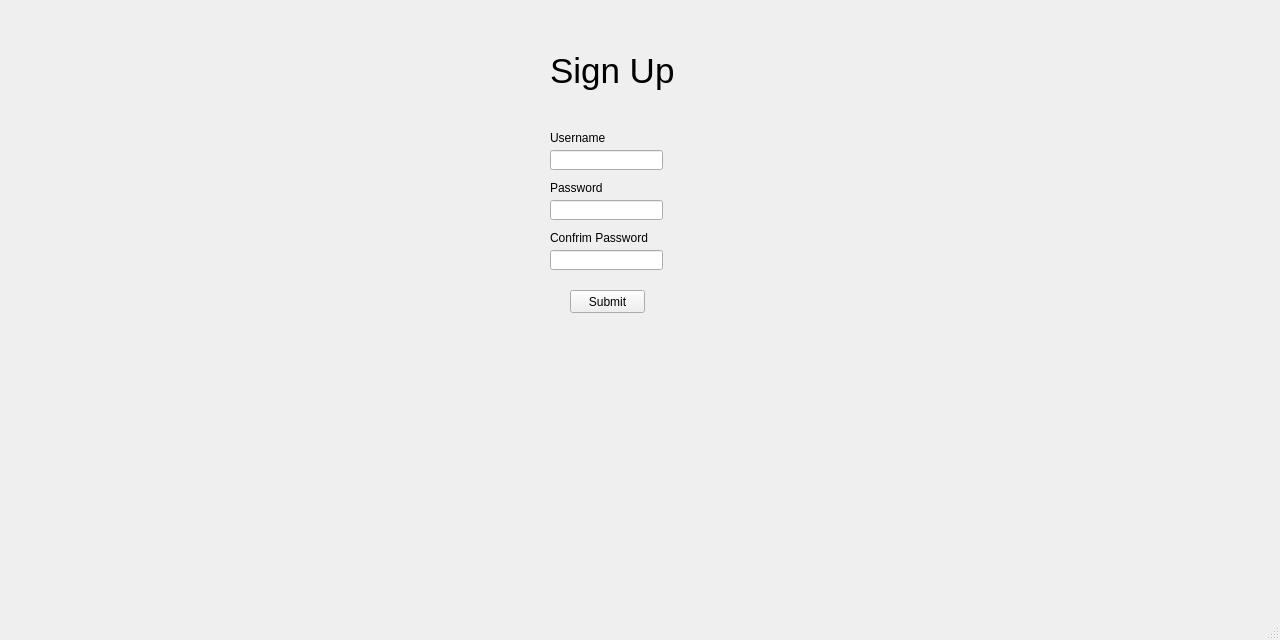
This is bin/signup.ui in HKavalos/ToGather as Qt 5 draws it before an edit. The edited form follows.
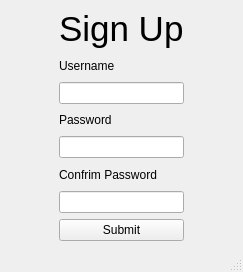
This is the edited form.

Patch:
```diff
--- a/bin/signup.ui
+++ b/bin/signup.ui
@@ -6,126 +6,93 @@
    <rect>
     <x>0</x>
     <y>0</y>
-    <width>1280</width>
-    <height>640</height>
+    <width>243</width>
+    <height>272</height>
    </rect>
   </property>
   <property name="windowTitle">
    <string>MainWindow</string>
   </property>
   <widget class="QWidget" name="centralwidget">
-   <widget class="QLineEdit" name="signup_username_entry">
-    <property name="geometry">
-     <rect>
-      <x>550</x>
-      <y>150</y>
-      <width>113</width>
-      <height>20</height>
-     </rect>
-    </property>
-   </widget>
-   <widget class="QPushButton" name="signup_submit_button">
-    <property name="geometry">
-     <rect>
-      <x>570</x>
-      <y>290</y>
-      <width>75</width>
-      <height>23</height>
-     </rect>
-    </property>
-    <property name="text">
-     <string>Submit</string>
-    </property>
-   </widget>
-   <widget class="QLabel" name="signup_title">
-    <property name="geometry">
-     <rect>
-      <x>550</x>
-      <y>40</y>
-      <width>181</width>
-      <height>61</height>
-     </rect>
-    </property>
-    <property name="font">
-     <font>
-      <pointsize>26</pointsize>
-     </font>
-    </property>
-    <property name="text">
-     <string>Sign Up</string>
-    </property>
-   </widget>
-   <widget class="QLineEdit" name="signup_password_entry">
-    <property name="geometry">
-     <rect>
-      <x>550</x>
-      <y>200</y>
-      <width>113</width>
-      <height>20</height>
-     </rect>
-    </property>
-   </widget>
-   <widget class="QLabel" name="signup_username_label">
-    <property name="geometry">
-     <rect>
-      <x>550</x>
-      <y>130</y>
-      <width>111</width>
-      <height>16</height>
-     </rect>
-    </property>
-    <property name="text">
-     <string>Username</string>
-    </property>
-   </widget>
-   <widget class="QLabel" name="signup_pass_label">
-    <property name="geometry">
-     <rect>
-      <x>550</x>
-      <y>180</y>
-      <width>111</width>
-      <height>16</height>
-     </rect>
-    </property>
-    <property name="text">
-     <string>Password</string>
-    </property>
-   </widget>
-   <widget class="QLabel" name="signup_c_pass_label">
-    <property name="geometry">
-     <rect>
-      <x>550</x>
-      <y>230</y>
-      <width>111</width>
-      <height>16</height>
-     </rect>
-    </property>
-    <property name="text">
-     <string>Confrim Password</string>
-    </property>
-   </widget>
-   <widget class="QLineEdit" name="signup_c_password_entry">
-    <property name="geometry">
-     <rect>
-      <x>550</x>
-      <y>250</y>
-      <width>113</width>
-      <height>20</height>
-     </rect>
-    </property>
-   </widget>
+   <layout class="QGridLayout" name="gridLayout">
+    <item row="2" column="2">
+     <spacer name="horizontalSpacer_2">
+      <property name="orientation">
+       <enum>Qt::Horizontal</enum>
+      </property>
+      <property name="sizeHint" stdset="0">
+       <size>
+        <width>40</width>
+        <height>20</height>
+       </size>
+      </property>
+     </spacer>
+    </item>
+    <item row="3" column="1">
+     <widget class="QLineEdit" name="signup_username_entry"/>
+    </item>
+    <item row="5" column="1">
+     <widget class="QLineEdit" name="signup_password_entry"/>
+    </item>
+    <item row="7" column="1">
+     <widget class="QLineEdit" name="signup_c_password_entry"/>
+    </item>
+    <item row="2" column="0">
+     <spacer name="horizontalSpacer">
+      <property name="orientation">
+       <enum>Qt::Horizontal</enum>
+      </property>
+      <property name="sizeHint" stdset="0">
+       <size>
+        <width>40</width>
+        <height>20</height>
+       </size>
+      </property>
+     </spacer>
+    </item>
+    <item row="6" column="1">
+     <widget class="QLabel" name="signup_c_pass_label">
+      <property name="text">
+       <string>Confrim Password</string>
+      </property>
+     </widget>
+    </item>
+    <item row="2" column="1">
+     <widget class="QLabel" name="signup_username_label">
+      <property name="text">
+       <string>Username</string>
+      </property>
+     </widget>
+    </item>
+    <item row="8" column="1">
+     <widget class="QPushButton" name="signup_submit_button">
+      <property name="text">
+       <string>Submit</string>
+      </property>
+     </widget>
+    </item>
+    <item row="4" column="1">
+     <widget class="QLabel" name="signup_pass_label">
+      <property name="text">
+       <string>Password</string>
+      </property>
+     </widget>
+    </item>
+    <item row="1" column="1">
+     <widget class="QLabel" name="signup_title">
+      <property name="font">
+       <font>
+        <pointsize>26</pointsize>
+       </font>
+      </property>
+      <property name="text">
+       <string>Sign Up</string>
+      </property>
+     </widget>
+    </item>
+   </layout>
   </widget>
-  <widget class="QMenuBar" name="menubar">
-   <property name="geometry">
-    <rect>
-     <x>0</x>
-     <y>0</y>
-     <width>1280</width>
-     <height>21</height>
-    </rect>
-   </property>
-  </widget>
-  <widget class="QStatusBar" name="statusbar"/>
+  <widget class="QStatusBar" name="statusBar"/>
  </widget>
  <resources/>
  <connections/>
```
Left out of the diff: 6 changed lines with no effect on the pictures.
